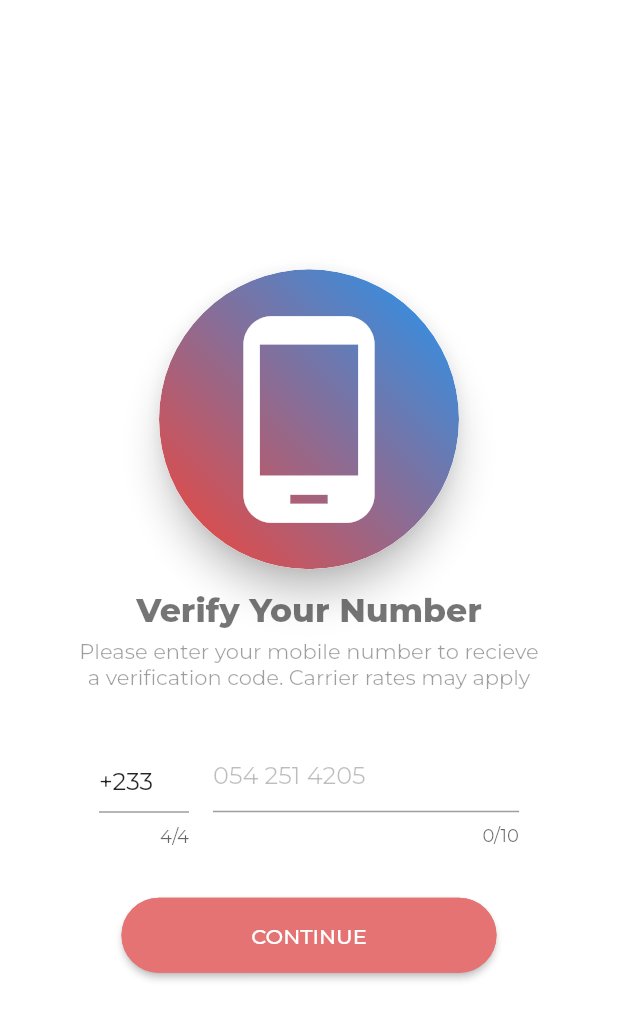
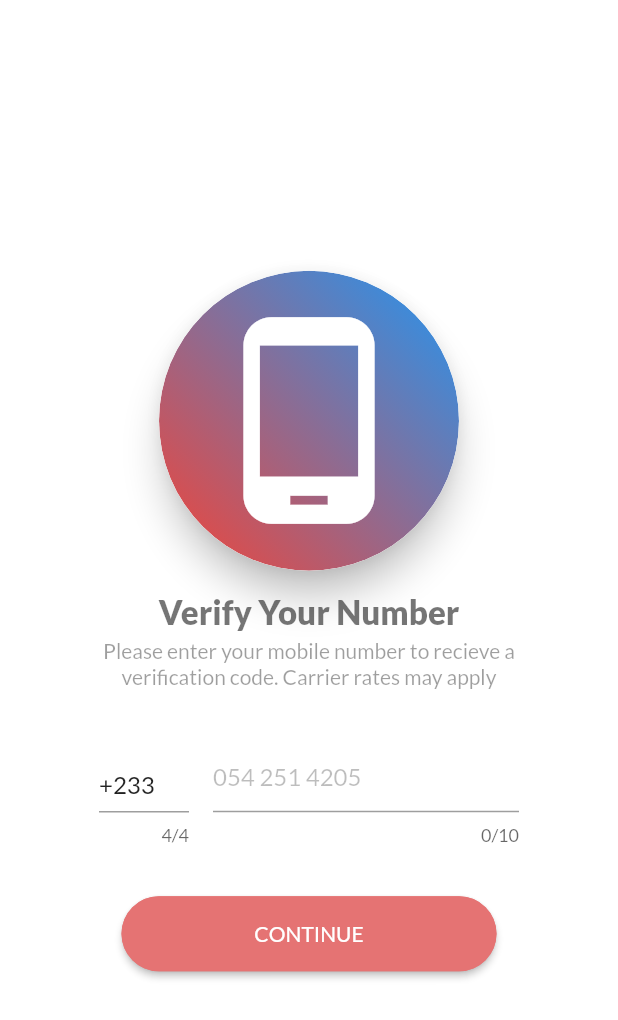
Before and after one commit to isaacllarbi/phone_authentication_flutter, a Flutter app: the screen it shows after launch, on a phone screen of 412 x 824 dp. Shown: the top 1020 px of the screen. Run offline on Flutter 3.47's test engine with Material 2 defaults, Android fonts, the phone set to English and light mode, and no system bars; our stand-ins replace firebase_auth, google_fonts; accounts and stored records are empty.

Commit message:
reverted back to original libraries

```diff
--- a/lib/main.dart
+++ b/lib/main.dart
@@ -20,7 +20,7 @@ class MyApp extends StatelessWidget {
         accentColor: Colors.redAccent,
         visualDensity: VisualDensity.adaptivePlatformDensity,
         // fontFamily: GoogleFonts.lato().fontFamily,
-        textTheme: GoogleFonts.montserratTextTheme()
+        textTheme: GoogleFonts.latoTextTheme()
       ),
       home: StreamBuilder(
         stream: FirebaseAuth.instance.onAuthStateChanged,
--- a/pubspec.yaml
+++ b/pubspec.yaml
@@ -23,13 +23,11 @@ environment:
 dependencies:
   flutter:
     sdk: flutter
-  google_fonts: ^1.1.0
-
-
   # The following adds the Cupertino Icons font to your application.
   # Use with the CupertinoIcons class for iOS style icons.
   cupertino_icons: ^0.1.3
   firebase_auth: ^0.16.1
+  google_fonts: ^1.1.0
 
 
 dev_dependencies:
```
Also changed, not shown: 3 other files.
